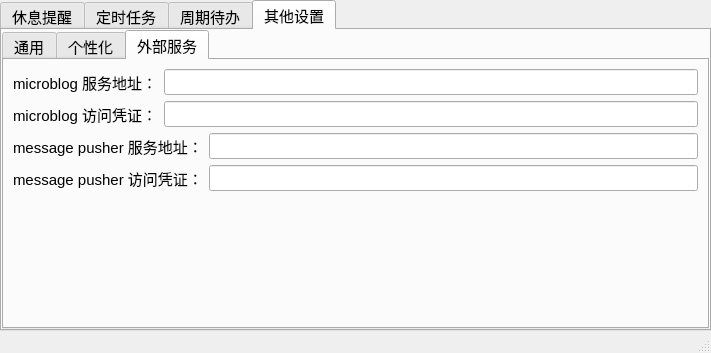
Qt form main.ui (songquanpeng/personal-assistant) before a commit.
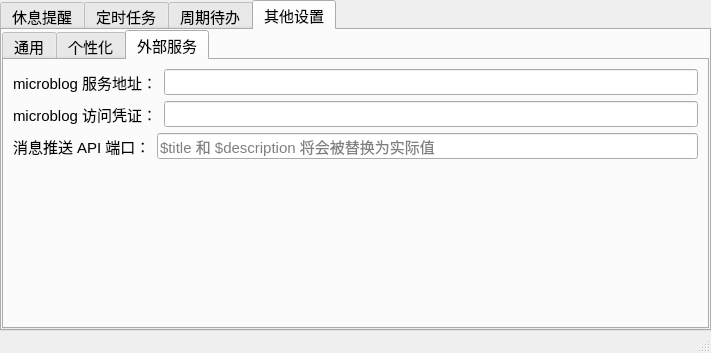
The same form after that commit. The open tabs and pages were chosen to show the change.

Commit message: Use general message push API

```diff
--- a/main.ui
+++ b/main.ui
@@ -595,7 +595,7 @@
               <item>
                <widget class="QLabel" name="label_12">
                 <property name="text">
-                 <string>message pusher 服务地址：</string>
+                 <string>消息推送 API 端口：</string>
                 </property>
                </widget>
               </item>
@@ -607,32 +607,14 @@
                 <property name="echoMode">
                  <enum>QLineEdit::Normal</enum>
                 </property>
+                <property name="placeholderText">
+                 <string>$title 和 $description 将会被替换为实际值</string>
+                </property>
                </widget>
               </item>
              </layout>
             </item>
             <item row="3" column="0">
-             <layout class="QHBoxLayout" name="horizontalLayout_13">
-              <item>
-               <widget class="QLabel" name="label_13">
-                <property name="text">
-                 <string>message pusher 访问凭证：</string>
-                </property>
-               </widget>
-              </item>
-              <item>
-               <widget class="QLineEdit" name="messagePusherTokenLineEdit">
-                <property name="text">
-                 <string/>
-                </property>
-                <property name="echoMode">
-                 <enum>QLineEdit::Password</enum>
-                </property>
-               </widget>
-              </item>
-             </layout>
-            </item>
-            <item row="4" column="0">
              <spacer name="verticalSpacer_3">
               <property name="orientation">
                <enum>Qt::Vertical</enum>
```
Left out of the diff: 3 changed lines with no effect on the pictures. The commit also changes 4 other files.
